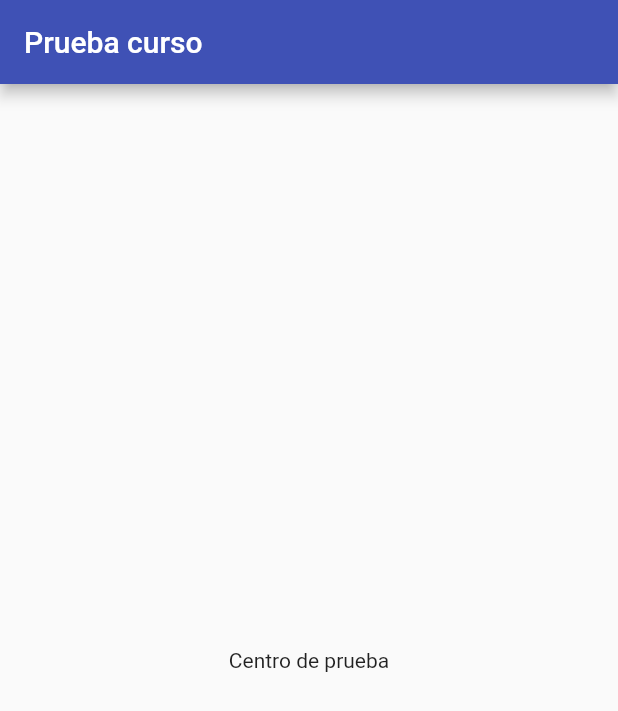
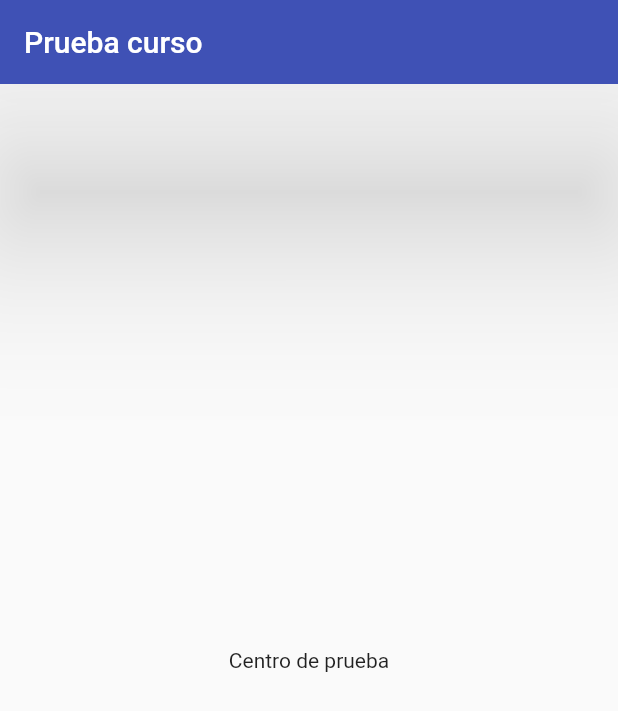
Before and after one commit to DiegoIturra/proyecto_flluter_1, a Flutter app: the screen it shows after launch, on a phone screen of 412 x 824 dp. Shown: the top 711 px of the screen. Run offline on Flutter 3.47's test engine with Material 2 defaults, Android fonts, the phone set to English and light mode, and no system bars.

Commit message:
Se añade elevator appBar

```diff
--- a/lib/main.dart
+++ b/lib/main.dart
@@ -16,7 +16,10 @@ class MyApp extends StatelessWidget {
       ),
       debugShowCheckedModeBanner: false,
       home: Scaffold(
-        appBar: AppBar(title: const Text("Prueba curso")),
+        appBar: AppBar(
+          title: const Text("Prueba curso"),
+          elevation: 50.0,
+        ),
         body: const Center(
           child: Text("Centro de prueba"),
         ),
```
Also changed, not shown: pubspec.lock.
